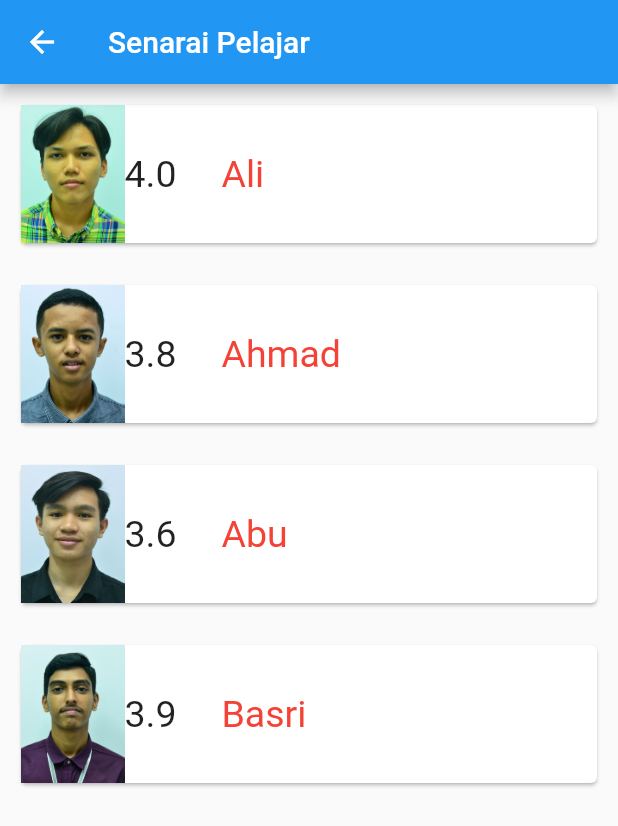
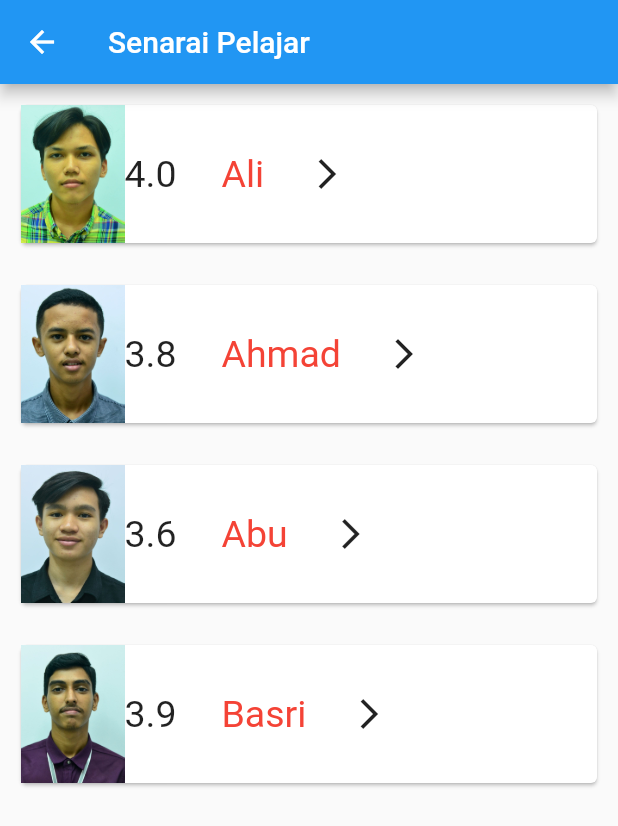
Before and after one commit to casfian/kplistdemo, a Flutter app: the SenaraiPelajar screen opened by its route, on a phone screen of 412 x 824 dp. Shown: the top 826 px of the screen. Run offline on Flutter 3.47's test engine with Material 2 defaults, Android fonts, the phone set to English and light mode, and no system bars.

Commit message:
tambah detail pelajar

```diff
--- a/lib/senaraipelajar.dart
+++ b/lib/senaraipelajar.dart
@@ -1,4 +1,5 @@
 import 'package:flutter/material.dart';
+import 'package:lkpistdemo/detailpelajar.dart';
 import 'package:lkpistdemo/pelajar.dart';
 
 class SenaraiPelajar extends StatelessWidget {
@@ -20,19 +21,35 @@ class SenaraiPelajar extends StatelessWidget {
           itemCount: pelajar.length,
           itemBuilder: (context, index) {
             //return sebuat widget UI you buat sendiri
-            return Container(
+            return InkWell(
+              onTap: () {
+                //navigate
+                Navigator.push(context, MaterialPageRoute(builder: (context) => Detailpelajar() ));
+              },
+              child: Container(
                 margin: EdgeInsets.all(10),
                 height: 100,
                 child: Card(
                   child: Row(
                     children: [
                       Image.asset(pelajar[index].photo),
-                    Text(pelajar[index].cgpa, style: TextStyle(fontSize: 25),),
-                    SizedBox(width: 30,),
-                    Text(pelajar[index].nama, style: TextStyle(fontSize: 25, color: Colors.red),),
-                    SizedBox(width: 30,),
-
+                      Text(
+                        pelajar[index].cgpa,
+                        style: TextStyle(fontSize: 25),
+                      ),
+                      SizedBox(
+                        width: 30,
+                      ),
+                      Text(
+                        pelajar[index].nama,
+                        style: TextStyle(fontSize: 25, color: Colors.red),
+                      ),
+                      SizedBox(
+                        width: 30,
+                      ),
+                      Icon(Icons.arrow_forward_ios),
                     ],
+                  ),
                 ),
               ),
             );
```
Also changed, not shown: lib/detailpelajar.dart (added, +15 -0 lines). Lines whose indentation alone changed are shown as unchanged.
